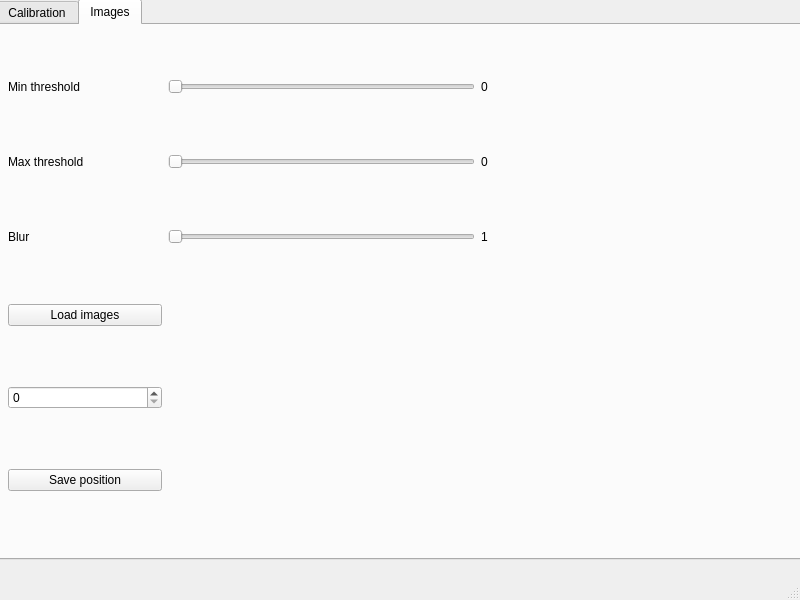
Above: src/ApplicationUI/ExtractDataDesign.ui from diegotonetti99/Cobot-Sawyer-Laser before the change. Below: the same form after it.
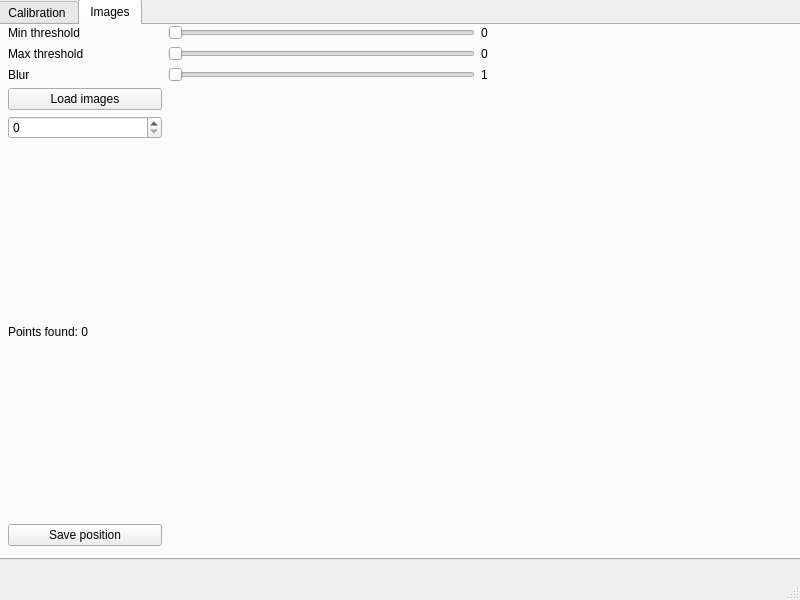
That is the form after the change. The open tabs and pages were chosen to show the change.

Commit message: laser points counter

Diff of the .ui file:
```diff
--- a/src/ApplicationUI/ExtractDataDesign.ui
+++ b/src/ApplicationUI/ExtractDataDesign.ui
@@ -165,33 +165,13 @@
         <height>521</height>
        </rect>
       </property>
-      <layout class="QGridLayout" name="gridLayout_2" rowstretch="0,0,0,10,0,0" columnstretch="1,2,2">
+      <layout class="QGridLayout" name="gridLayout_2" rowstretch="0,0,0,10,0,0,0" columnstretch="1,2,2">
        <property name="sizeConstraint">
         <enum>QLayout::SetDefaultConstraint</enum>
        </property>
        <property name="verticalSpacing">
         <number>6</number>
        </property>
-       <item row="2" column="2">
-        <widget class="QLabel" name="blurL_2">
-         <property name="text">
-          <string>1</string>
-         </property>
-        </widget>
-       </item>
-       <item row="2" column="1">
-        <widget class="QSlider" name="blurSld_2">
-         <property name="minimum">
-          <number>1</number>
-         </property>
-         <property name="maximum">
-          <number>10</number>
-         </property>
-         <property name="orientation">
-          <enum>Qt::Horizontal</enum>
-         </property>
-        </widget>
-       </item>
        <item row="1" column="1">
         <widget class="QSlider" name="maxTrhSld_2">
          <property name="maximum">
@@ -202,10 +182,13 @@
          </property>
         </widget>
        </item>
-       <item row="1" column="2">
-        <widget class="QLabel" name="maxTrhL_2">
+       <item row="4" column="0">
+        <widget class="QSpinBox" name="spinBox"/>
+       </item>
+       <item row="2" column="2">
+        <widget class="QLabel" name="blurL_2">
          <property name="text">
-          <string>0</string>
+          <string>1</string>
          </property>
         </widget>
        </item>
@@ -216,13 +199,6 @@
          </property>
         </widget>
        </item>
-       <item row="1" column="0">
-        <widget class="QLabel" name="label_10">
-         <property name="text">
-          <string>Max threshold</string>
-         </property>
-        </widget>
-       </item>
        <item row="3" column="0">
         <widget class="QPushButton" name="loadLaserImagesBtn">
          <property name="text">
@@ -230,6 +206,47 @@
          </property>
         </widget>
        </item>
+       <item row="3" column="1" rowspan="4">
+        <widget class="QLabel" name="sourceImageView_2">
+         <property name="text">
+          <string/>
+         </property>
+        </widget>
+       </item>
+       <item row="1" column="2">
+        <widget class="QLabel" name="maxTrhL_2">
+         <property name="text">
+          <string>0</string>
+         </property>
+        </widget>
+       </item>
+       <item row="0" column="0">
+        <widget class="QLabel" name="label_11">
+         <property name="text">
+          <string>Min threshold</string>
+         </property>
+        </widget>
+       </item>
+       <item row="2" column="1">
+        <widget class="QSlider" name="blurSld_2">
+         <property name="minimum">
+          <number>1</number>
+         </property>
+         <property name="maximum">
+          <number>10</number>
+         </property>
+         <property name="orientation">
+          <enum>Qt::Horizontal</enum>
+         </property>
+        </widget>
+       </item>
+       <item row="1" column="0">
+        <widget class="QLabel" name="label_10">
+         <property name="text">
+          <string>Max threshold</string>
+         </property>
+        </widget>
+       </item>
        <item row="0" column="2">
         <widget class="QLabel" name="minTrhL_2">
          <property name="text">
@@ -247,34 +264,24 @@
          </property>
         </widget>
        </item>
-       <item row="4" column="0">
-        <widget class="QSpinBox" name="spinBox"/>
-       </item>
-       <item row="0" column="0">
-        <widget class="QLabel" name="label_11">
+       <item row="3" column="2" rowspan="4">
+        <widget class="QLabel" name="destImageView_2">
          <property name="text">
-          <string>Min threshold</string>
+          <string/>
          </property>
         </widget>
        </item>
-       <item row="5" column="0">
+       <item row="6" column="0">
         <widget class="QPushButton" name="savePositionBtn">
          <property name="text">
           <string>Save position</string>
          </property>
         </widget>
        </item>
-       <item row="3" column="1" rowspan="3">
-        <widget class="QLabel" name="sourceImageView_2">
+       <item row="5" column="0">
+        <widget class="QLabel" name="label">
          <property name="text">
-          <string/>
-         </property>
-        </widget>
-       </item>
-       <item row="3" column="2" rowspan="3">
-        <widget class="QLabel" name="destImageView_2">
-         <property name="text">
-          <string/>
+          <string>Points found: 0</string>
          </property>
         </widget>
        </item>
```
Left out of the diff: 6 changed lines with no effect on the pictures. The commit also changes 2 other files.
